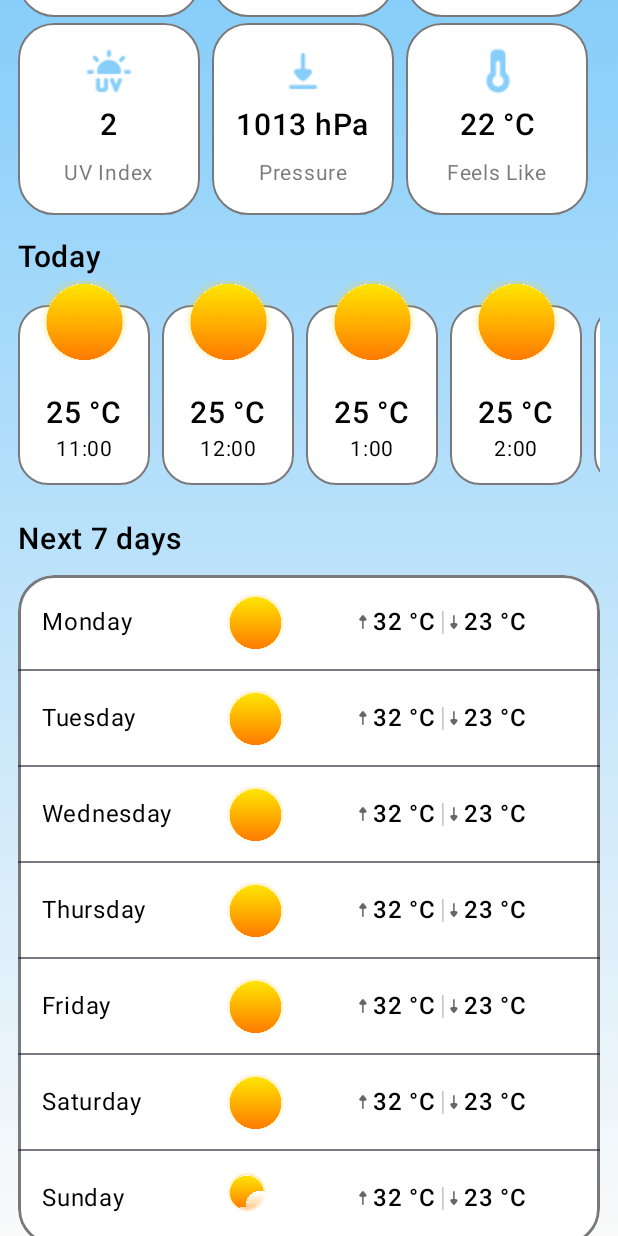
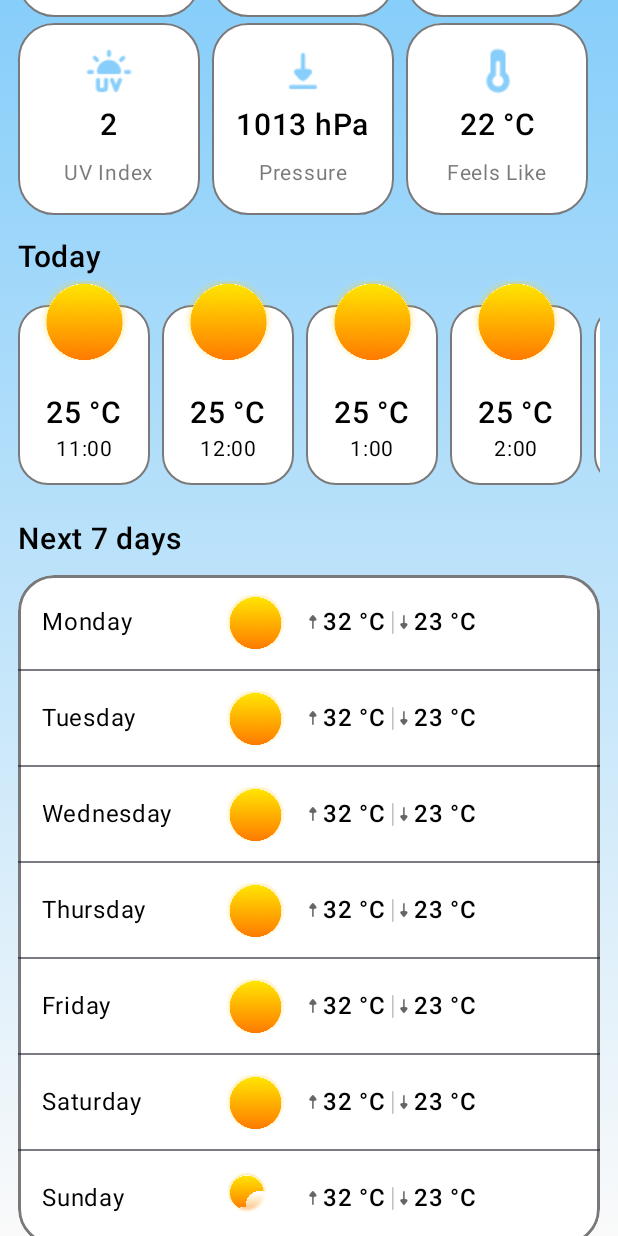
Before and after one commit to fatimafaisalghazi/weather, an Android app built with Jetpack Compose: the screen it shows after launch (MainActivity), scrolled down 576 dp, on a phone screen of 412 x 824 dp. Run offline under Robolectric (Android 15) with nearby library versions, the phone set to English and light mode, and no system bars.

Commit message:
remove spaces

```diff
--- a/app/src/main/java/com/example/weatherapplication/ui/theme/Composable/DailyContentView.kt
+++ b/app/src/main/java/com/example/weatherapplication/ui/theme/Composable/DailyContentView.kt
@@ -3,10 +3,8 @@ package com.example.weatherapplication.ui.theme.Composable
 import androidx.compose.foundation.Image
 import androidx.compose.foundation.layout.Arrangement
 import androidx.compose.foundation.layout.Row
-import androidx.compose.foundation.layout.Spacer
 import androidx.compose.foundation.layout.fillMaxWidth
 import androidx.compose.foundation.layout.size
-import androidx.compose.foundation.layout.width
 import androidx.compose.material3.Icon
 import androidx.compose.material3.Text
 import androidx.compose.runtime.Composable
@@ -20,8 +18,13 @@ import androidx.compose.ui.tooling.preview.Preview
 import androidx.compose.ui.unit.dp
 import androidx.compose.ui.unit.sp
 import com.example.weatherapplication.R
+
 @Composable
-fun DailyContentView(day:String,ImageofWeather :Int=R.drawable.clearsky1,modifier: Modifier=Modifier) {
+fun DailyContentView(
+    day: String,
+    modifier: Modifier = Modifier,
+    weatherImage: Int = R.drawable.clearsky1
+) {
 
     Row(
         modifier = modifier.fillMaxWidth(),
@@ -35,19 +38,22 @@ fun DailyContentView(day:String,ImageofWeather :Int=R.drawable.clearsky1,modifie
             fontSize = 16.sp,
             modifier = Modifier.weight(0.3f)
         )
-            Image(painter = painterResource(ImageofWeather), contentDescription = null,
-                Modifier.size(36.dp)
-                .weight(0.2f))
+
+        Image(
+            painter = painterResource(weatherImage),
+            contentDescription = "weatherImage",
+            Modifier.size(36.dp).weight(0.2f)
+        )
+
         Row(
             verticalAlignment = Alignment.CenterVertically,
-                horizontalArrangement = Arrangement.Center,
+            horizontalArrangement = Arrangement.spacedBy(4.dp),
             modifier = Modifier.weight(0.5f)
         ) {
             Icon(
                 painter = painterResource(R.drawable.icon__5_),
-                    contentDescription = null,tint = Color.Black
+                contentDescription = "arrow up", tint = Color.Black
             )
-                Spacer(modifier = Modifier.width(4.dp))
 
             Text(
                 text = "32 °C",
@@ -55,17 +61,14 @@ fun DailyContentView(day:String,ImageofWeather :Int=R.drawable.clearsky1,modifie
                 fontSize = 16.sp,
                 color = Color.Black
             )
-                Spacer(modifier = Modifier.width(4.dp))
             Icon(
                 painter = painterResource(R.drawable.line_1),
-                    contentDescription = null
+                contentDescription = "line"
             )
-                Spacer(modifier = Modifier.width(4.dp))
             Icon(
                 painter = painterResource(R.drawable.icon__6_),
-                    contentDescription = null, tint = Color.Black
+                contentDescription = "arrow down", tint = Color.Black
             )
-                Spacer(modifier = Modifier.width(4.dp))
 
             Text(
                 text = "23 °C",
--- a/app/src/main/java/com/example/weatherapplication/ui/theme/Composable/animate/animateWeatherScreen.kt
+++ b/app/src/main/java/com/example/weatherapplication/ui/theme/Composable/animate/animateWeatherScreen.kt
@@ -1,9 +1,6 @@
 package com.example.weatherapplication.ui.theme.Composable.animate
 
-import HourlyWeatherCard
-import HourlyWeatherCardData
 import android.annotation.SuppressLint
-import android.graphics.drawable.Icon
 import androidx.compose.foundation.background
 import androidx.compose.foundation.border
 import androidx.compose.foundation.layout.Arrangement
@@ -20,8 +17,6 @@ import androidx.compose.foundation.layout.height
 import androidx.compose.foundation.layout.padding
 import androidx.compose.foundation.layout.width
 import androidx.compose.foundation.lazy.LazyColumn
-import androidx.compose.foundation.lazy.LazyRow
-import androidx.compose.foundation.lazy.items
 import androidx.compose.foundation.lazy.rememberLazyListState
 import androidx.compose.foundation.shape.RoundedCornerShape
 import androidx.compose.material3.Divider
@@ -242,7 +237,7 @@ fun animateWeatherScreen() {
 
                         DailyContentView(
                             day = "Sunday",
-                            ImageofWeather = R.drawable.mainlyclear1,
+                            weatherImage = R.drawable.mainlyclear1,
                             modifier = Modifier.padding(horizontal = 16.dp)
                         )
                         Spacer(Modifier.height(13.dp))
```
Lines whose indentation alone changed are shown as unchanged.
